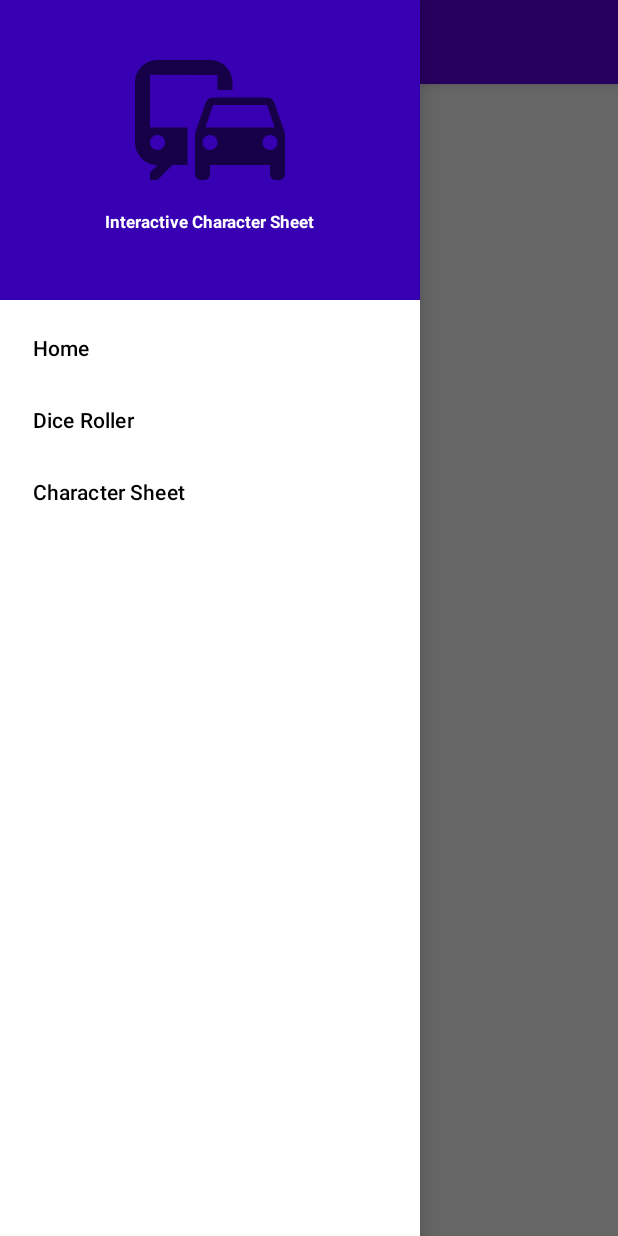
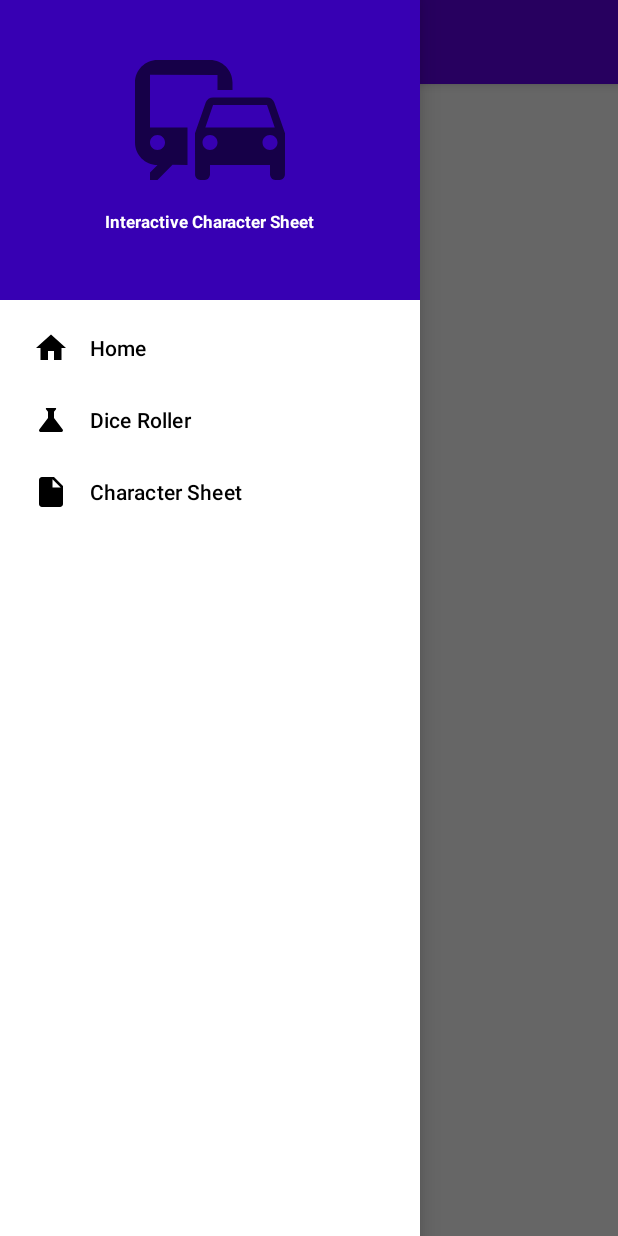
Before and after one commit to Kelsoadam/Final-Year-Project, an Android app: the DashboardActivity screen opened directly, with no data from a screen before it, with the side drawer open, on a phone screen of 412 x 824 dp. Run offline under Robolectric (Android 15) with nearby library versions, the phone set to English and light mode, and no system bars.

Commit message:
added previously commited icons to navigation bar for each item

```diff
--- a/Mobile App/ProjectApp/app/src/main/res/menu/main_drawer_menu.xml
+++ b/Mobile App/ProjectApp/app/src/main/res/menu/main_drawer_menu.xml
@@ -3,12 +3,15 @@
    <group android:checkableBehavior="single">
 
         <item android:id="@+id/nav_home"
+            android:icon="@drawable/ic_home"
             android:title="@string/nav_home"
             />
         <item android:id="@+id/nav_roller"
+            android:icon="@drawable/ic_roller"
             android:title="@string/nav_roller"
             />
        <item android:id="@+id/nav_sheet"
+           android:icon="@drawable/ic_sheet"
            android:title="@string/nav_sheet"
            />
 
```
